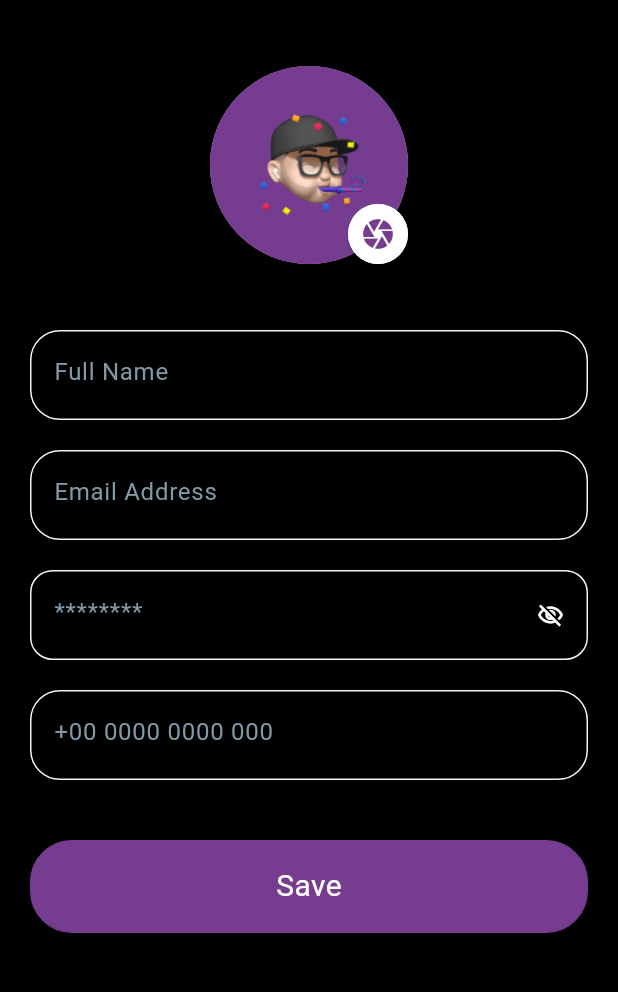
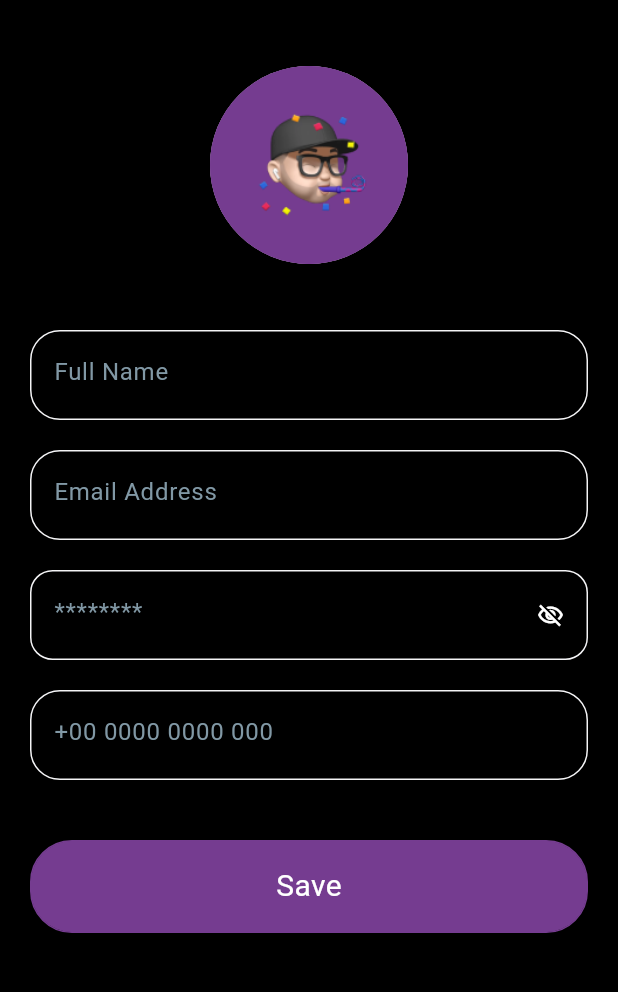
Before and after one commit to usamashoaib786/task_trader, a Flutter app: the Profile screen opened directly, after a tap on "Edit Profile", on a phone screen of 412 x 824 dp, the part 84-1076 px from its top. Run offline on Flutter 3.47's test engine with Material 3 defaults, Android fonts, the phone set to English and light mode, and no system bars; our stand-ins replace cloud_firestore, curved_navigation_bar, firebase_auth, firebase_core, firebase_storage, fluttertoast and 1 more; accounts and stored records are empty.

Commit message:
Rules confirmation

```diff
--- a/lib/Resources/app_theme.dart
+++ b/lib/Resources/app_theme.dart
@@ -10,4 +10,7 @@ class AppTheme {
   static Color whiteColor = Colors.white;
   static Color offWhiteColor = Color(0xFFDCDCDC);
   static Color textColor = Color(0xFF8198A5);
+   static Color rulesColor1 = Color(0xFFECECEC);
+static Color rulesColor2 = Color(0xFFFCDDEC);
+static Color rulesTextColor = Color(0xFF03314B);
 }
--- a/lib/Resources/custom_dialogue.dart
+++ b/lib/Resources/custom_dialogue.dart
@@ -37,7 +37,7 @@ class CustomDialog extends StatelessWidget {
                 fontSize: 26,
                 fontWeight: FontWeight.w700,
                 textAlign: TextAlign.center,
-                textColor: Colors.white,
+                textColor: AppTheme.appColor,
               ),
             ),
             SizedBox(height: 20),
--- a/lib/Services/auth_service.dart
+++ b/lib/Services/auth_service.dart
@@ -52,6 +52,8 @@ class AuthService {
         if (!context.mounted) return;
         _handleAuthError(e, context);
       }
+      if (!context.mounted) return;
+      Navigator.of(context).pop();
     } catch (e) {
       showToast("Un-Known Error Occured");
       if (!context.mounted) return;
--- a/lib/Views/profile.dart
+++ b/lib/Views/profile.dart
@@ -36,17 +36,17 @@ class _ProfileState extends State<Profile> {
     _fetchProfiles();
   }
 
-  pickImage() async {
-    final ImagePicker picker = ImagePicker();
+  // pickImage() async {
+  //   final ImagePicker picker = ImagePicker();
 
-    final XFile? image = await picker.pickImage(source: ImageSource.gallery);
-    if (image != null) {
-      setState(() {
-        _pickedFilePath = image.path;
-        // updateProfile();
-      });
-    }
-  }
+  //   final XFile? image = await picker.pickImage(source: ImageSource.gallery);
+  //   if (image != null) {
+  //     setState(() {
+  //       _pickedFilePath = image.path;
+  //       // updateProfile();
+  //     });
+  //   }
+  // }
 
   void _fetchProfiles() async {
     Map<String, dynamic>? userProfile =
@@ -57,7 +57,7 @@ class _ProfileState extends State<Profile> {
         fullName.text = userProfile["name"] ?? "";
         phoneNumber.text = userProfile["number"] ?? "";
         emailAddress.text = userProfile["email"] ?? "";
-        _pickedFilePath = userProfile["imageUrl"];
+        // _pickedFilePath = userProfile["imageUrl"];
       });
     } else {
       if (kDebugMode) {
@@ -180,30 +180,30 @@ class _ProfileState extends State<Profile> {
                                     ),
                                   ),
                           )),
-                      if (_isEditing)
-                        GestureDetector(
-                          onTap: () {
-                            pickImage();
-                          },
-                          child: Align(
-                            alignment: Alignment.bottomRight,
-                            child: Card(
-                              shape: RoundedRectangleBorder(
-                                  borderRadius: BorderRadius.circular(100)),
-                              child: Container(
-                                height: 40,
-                                width: 40,
-                                decoration: BoxDecoration(
-                                    shape: BoxShape.circle,
-                                    color: AppTheme.white),
-                                child: Icon(
-                                  Icons.camera,
-                                  color: AppTheme.appColor,
-                                ),
-                              ),
-                            ),
-                          ),
-                        ),
+                      // if (_isEditing)
+                      //   GestureDetector(
+                      //     onTap: () {
+                      //        pickImage();
+                      //     },
+                      //     child: Align(
+                      //       alignment: Alignment.bottomRight,
+                      //       child: Card(
+                      //         shape: RoundedRectangleBorder(
+                      //             borderRadius: BorderRadius.circular(100)),
+                      //         child: Container(
+                      //           height: 40,
+                      //           width: 40,
+                      //           decoration: BoxDecoration(
+                      //               shape: BoxShape.circle,
+                      //               color: AppTheme.white),
+                      //           child: Icon(
+                      //             Icons.camera,
+                      //             color: AppTheme.appColor,
+                      //           ),
+                      //         ),
+                      //       ),
+                      //     ),
+                      //   ),
                     ],
                   )),
               SizedBox(height: 40),
@@ -262,17 +262,17 @@ class _ProfileState extends State<Profile> {
                                       child: CircularProgressIndicator()),
                                 );
 
-                                String? imageUrl;
-                                if (_pickedFilePath != null) {
-                                  imageUrl = await ProfileService()
-                                      .uploadProfileImage(
-                                          File(_pickedFilePath!));
-                                }
+                                // String? imageUrl;
+                                // if (_pickedFilePath != null) {
+                                //   imageUrl = await ProfileService()
+                                //       .uploadProfileImage(
+                                //           File(_pickedFilePath!));
+                                // }
                                 if (!context.mounted) return;
                                 await AuthService().updateUserInfo(
                                   name: fullName.text,
                                   //  email: emailAddress.text,
-                                  imageUrl: imageUrl,
+                                  // imageUrl: imageUrl,
                                   number: phoneNumber.text,
                                   context: context,
                                 );
```
Also changed, not shown: lib/Views/add_rule.dart (+8 -13 lines), lib/Views/del_rule.dart (+32 -8 lines), lib/Views/rules.dart (+28 -16 lines), 125 other files.
